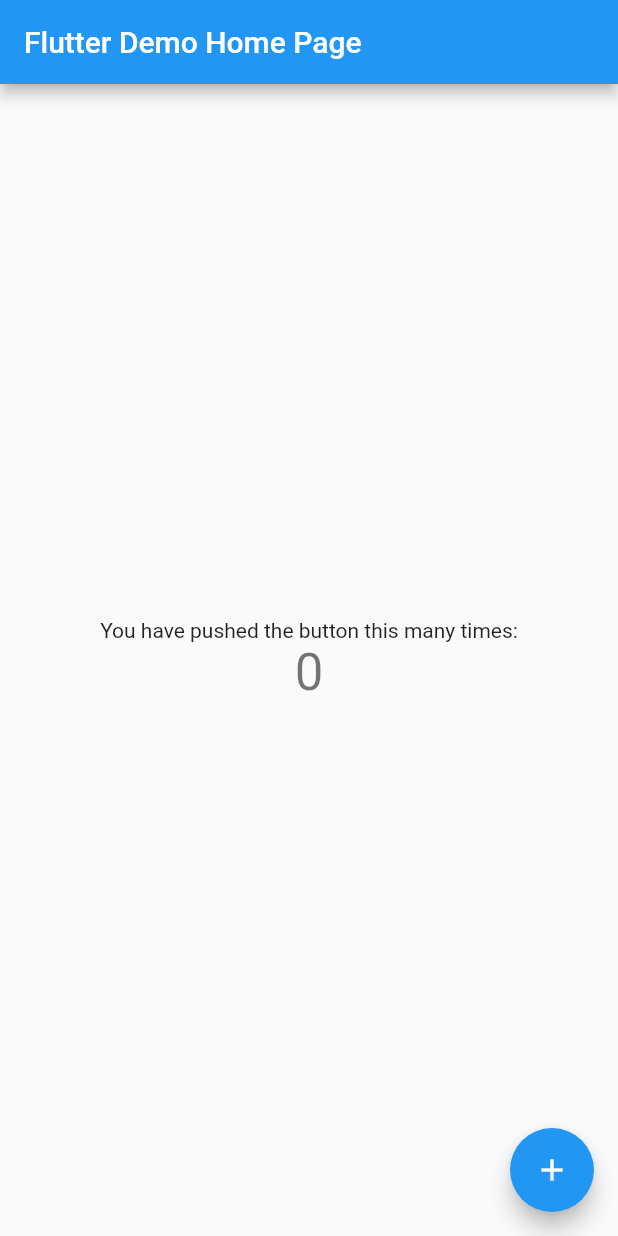
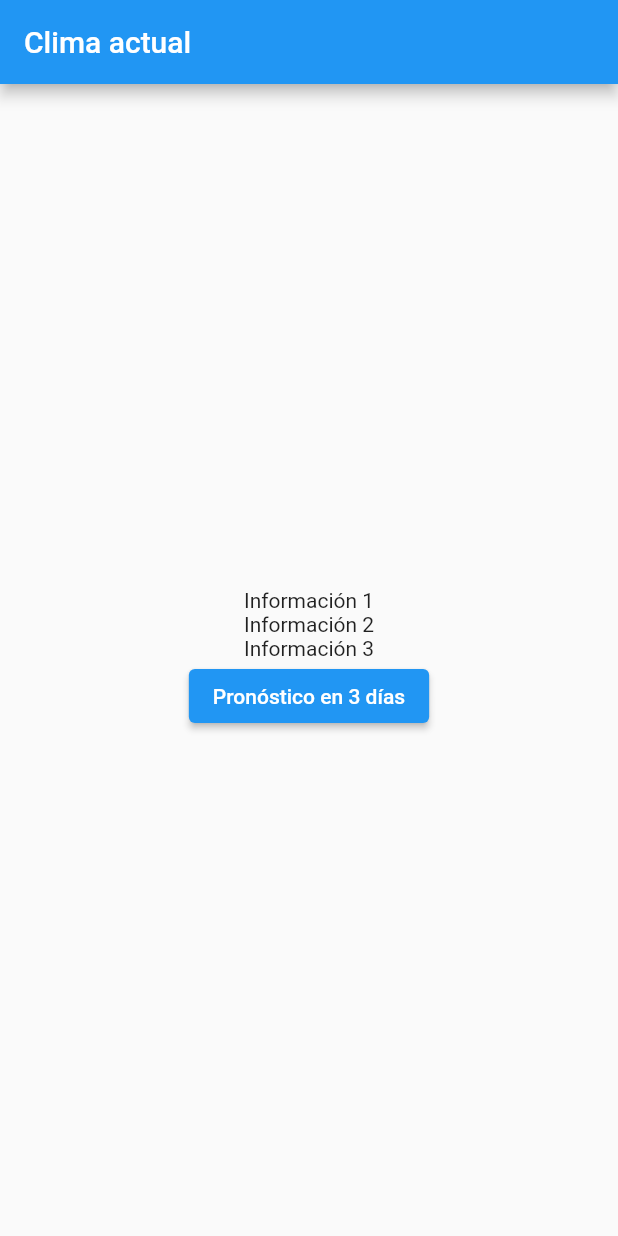
Before and after one commit to CarlosManchego343/AplicacionClima, a Flutter app: the screen it shows after launch, on a phone screen of 412 x 824 dp. Run offline on Flutter 3.47's test engine with Material 2 defaults, Android fonts, the phone set to English and light mode, and no system bars; Roboto replaces fonts that are missing (OpenSans).

Commit message:
Feature-add navigation and location package-CMMP

```diff
--- a/lib/main.dart
+++ b/lib/main.dart
@@ -1,115 +1,22 @@
+import 'package:aplicacion_clima/screens/principal_screen.dart';
 import 'package:flutter/material.dart';
 
 void main() {
-  runApp(const MyApp());
+  runApp(MyApp());
 }
 
 class MyApp extends StatelessWidget {
+
   const MyApp({super.key});
 
-  // This widget is the root of your application.
   @override
   Widget build(BuildContext context) {
     return MaterialApp(
-      title: 'Flutter Demo',
-      theme: ThemeData(
-        // This is the theme of your application.
-        //
-        // Try running your application with "flutter run". You'll see the
-        // application has a blue toolbar. Then, without quitting the app, try
-        // changing the primarySwatch below to Colors.green and then invoke
-        // "hot reload" (press "r" in the console where you ran "flutter run",
-        // or simply save your changes to "hot reload" in a Flutter IDE).
-        // Notice that the counter didn't reset back to zero; the application
-        // is not restarted.
-        primarySwatch: Colors.blue,
-      ),
-      home: const MyHomePage(title: 'Flutter Demo Home Page'),
+      title: 'Aplicación clima',
+      theme: ThemeData(fontFamily: 'OpenSans'),
+      debugShowCheckedModeBanner: false,
+      home: PrincipalScreen(),
     );
   }
+
 }
-
-class MyHomePage extends StatefulWidget {
-  const MyHomePage({super.key, required this.title});
-
-  // This widget is the home page of your application. It is stateful, meaning
-  // that it has a State object (defined below) that contains fields that affect
-  // how it looks.
-
-  // This class is the configuration for the state. It holds the values (in this
-  // case the title) provided by the parent (in this case the App widget) and
-  // used by the build method of the State. Fields in a Widget subclass are
-  // always marked "final".
-
-  final String title;
-
-  @override
-  State<MyHomePage> createState() => _MyHomePageState();
-}
-
-class _MyHomePageState extends State<MyHomePage> {
-  int _counter = 0;
-
-  void _incrementCounter() {
-    setState(() {
-      // This call to setState tells the Flutter framework that something has
-      // changed in this State, which causes it to rerun the build method below
-      // so that the display can reflect the updated values. If we changed
-      // _counter without calling setState(), then the build method would not be
-      // called again, and so nothing would appear to happen.
-      _counter++;
-    });
-  }
-
-  @override
-  Widget build(BuildContext context) {
-    // This method is rerun every time setState is called, for instance as done
-    // by the _incrementCounter method above.
-    //
-    // The Flutter framework has been optimized to make rerunning build methods
-    // fast, so that you can just rebuild anything that needs updating rather
-    // than having to individually change instances of widgets.
-    return Scaffold(
-      appBar: AppBar(
-        // Here we take the value from the MyHomePage object that was created by
-        // the App.build method, and use it to set our appbar title.
-        title: Text(widget.title),
-      ),
-      body: Center(
-        // Center is a layout widget. It takes a single child and positions it
-        // in the middle of the parent.
-        child: Column(
-          // Column is also a layout widget. It takes a list of children and
-          // arranges them vertically. By default, it sizes itself to fit its
-          // children horizontally, and tries to be as tall as its parent.
-          //
-          // Invoke "debug painting" (press "p" in the console, choose the
-          // "Toggle Debug Paint" action from the Flutter Inspector in Android
-          // Studio, or the "Toggle Debug Paint" command in Visual Studio Code)
-          // to see the wireframe for each widget.
-          //
-          // Column has various properties to control how it sizes itself and
-          // how it positions its children. Here we use mainAxisAlignment to
-          // center the children vertically; the main axis here is the vertical
-          // axis because Columns are vertical (the cross axis would be
-          // horizontal).
-          mainAxisAlignment: MainAxisAlignment.center,
-          children: <Widget>[
-            const Text(
-              'You have pushed the button this many times:',
-            ),
-            Text(
-              '$_counter',
-              style: Theme.of(context).textTheme.headlineMedium,
-            ),
-          ],
-        ),
-      ),
-      floatingActionButton: FloatingActionButton(
-        onPressed: _incrementCounter,
-        tooltip: 'Increment',
-        child: const Icon(Icons.add),
-      ), // This trailing comma makes auto-formatting nicer for build methods.
-    );
-  }
-}
--- /dev/null
+++ b/lib/screens/principal_screen.dart
@@ -0,0 +1,36 @@
+import 'package:aplicacion_clima/screens/forecasr_screen.dart';
+import 'package:flutter/material.dart';
+
+class PrincipalScreen extends StatefulWidget {
+  @override
+  _PrincipalScreenState createState() => _PrincipalScreenState();
+}
+
+class _PrincipalScreenState extends State<PrincipalScreen> {
+  @override
+  Widget build(BuildContext context) {
+    return Scaffold(
+      appBar: AppBar(
+        title: const Text("Clima actual"),
+      ),
+      body: Column(
+        mainAxisAlignment: MainAxisAlignment.center,
+        crossAxisAlignment: CrossAxisAlignment.center,
+        children: [
+          Text('Información 1'),
+          Text('Información 2'),
+          Text('Información 3'),
+          Center(
+            child: ElevatedButton(
+              onPressed: () {
+                Navigator.push(context,
+                    MaterialPageRoute(builder: (context) => ForecastScreen()));
+              },
+              child: const Text("Pronóstico en 3 días"),
+            ),
+          )
+        ],
+      ),
+    );
+  }
+}
--- a/pubspec.yaml
+++ b/pubspec.yaml
@@ -35,6 +35,7 @@
   # The following adds the Cupertino Icons font to your application.
   # Use with the CupertinoIcons class for iOS style icons.
   cupertino_icons: ^1.0.2
+  location: ^5.0.3
 
 dev_dependencies:
   flutter_test:
```
Also changed, not shown: lib/screens/forecasr_screen.dart (added, +37 -0 lines), pubspec.lock, 1 other file.
